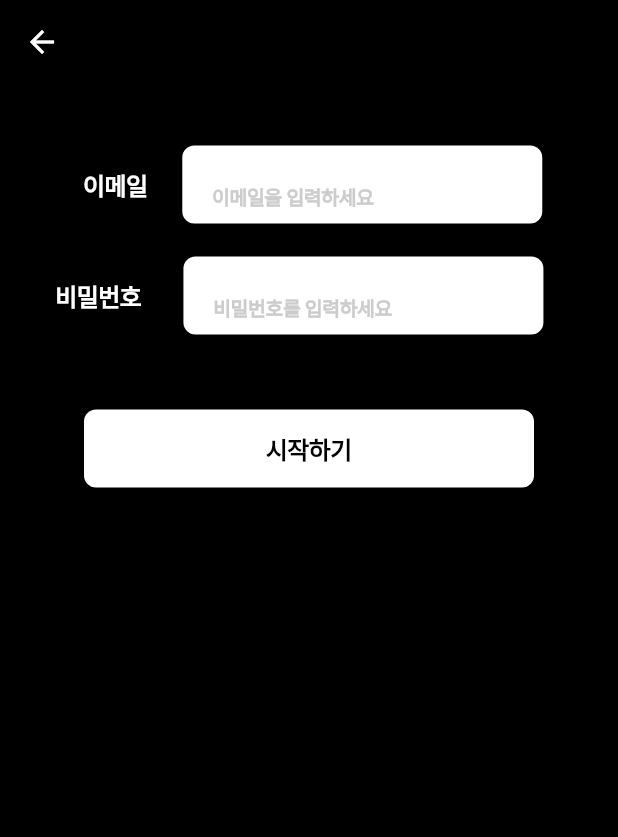
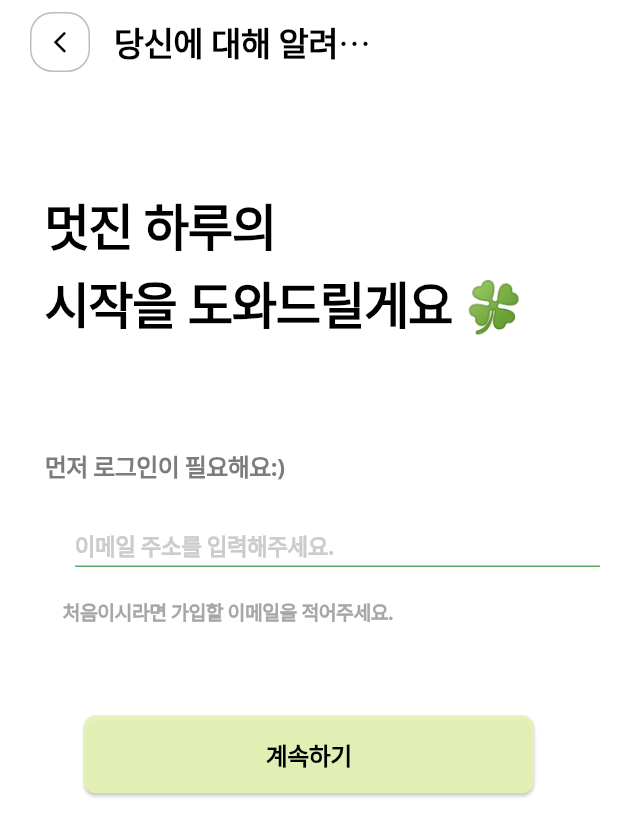
Before and after one commit to NoMyeongEun/cron_client, a Flutter app: the SignupView screen opened by its route, on a phone screen of 412 x 824 dp. Shown: the top 837 px of the screen. Run offline on Flutter 3.47's test engine with Material 3 defaults, Android fonts, the phone set to English and light mode, and no system bars; our stand-ins replace animate_do, animated_text_kit, get, hive, hive_flutter; missing offline and left inert: flutter_web_auth; accounts and stored records are empty; Roboto replaces fonts that are missing (GowunBatang, Noto Sans).

Commit message:
feat : modify some files

```diff
--- a/lib/app/modules/main/controllers/main_controller.dart
+++ b/lib/app/modules/main/controllers/main_controller.dart
@@ -1,10 +1,19 @@
 import 'package:get/get.dart';
 
 class MainController extends GetxController {
-  //TODO: Implement MainController
 
   int length = 1;
-  RxList<dynamic> todos = ["☀️ 하루의 시작","🌙 하루의 마무리"].obs;
+  var todos = <String>[].obs;
+
+  // 아이템 추가 함수
+  void addItem(String item) {
+    todos.add(item);
+  }
+
+  // 아이템 제거 함수
+  void removeItem(String item) {
+    todos.remove(item);
+  }
 
   @override
   void onInit() {
--- a/lib/app/modules/signup/controllers/signup_controller.dart
+++ b/lib/app/modules/signup/controllers/signup_controller.dart
@@ -23,8 +23,15 @@ class SignupController extends GetxController {
     super.onClose();
   }
 
-  Future<void> signIn(String email, String pwd) async {
+  Future<void> checkIfRegistered(String email) async {
+    // 서버에 연결해서 해당 이메일이 등록되어있는지 확인하는 로직
+    // 만약 등록되어있다면 비밀번호 입력하는 페이지로 이동
+    Get.toNamed(Routes.LOGIN);
+    // 만약 등록되어이있지 않다면 새로 가입하는 페이지로 이동
+  }
 
+
+  Future<void> signIn(String email) async {
     // 고유한 redirect uri
     const APP_REDIRECT_URI = "com.myeongeun.cron";
 
@@ -38,10 +45,13 @@ class SignupController extends GetxController {
         "email": email,
         "first_name": " ",
         "last_name": " ",
-        "password": pwd,
+        "password": "pwd",
         'redirect_uri': '$APP_REDIRECT_URI:/'
       })
       ).toString();
+  }
+}
+
     /*
     final login = await http.post(Uri.parse("http://localhost:8000/auth/token"),
       headers: {
@@ -59,5 +69,3 @@ class SignupController extends GetxController {
       );
     print(login.body);
     */
-  }
-}
--- a/lib/app/modules/signup/views/signup_view.dart
+++ b/lib/app/modules/signup/views/signup_view.dart
@@ -2,40 +2,61 @@ import 'package:flutter/material.dart';
 import 'package:get/get.dart';
 import '../controllers/signup_controller.dart';
 import 'package:cron_client/app/routes/app_pages.dart';
+import 'package:animate_do/animate_do.dart';
 
 class SignupView extends GetView<SignupController> {
   SignupView({Key? key}) : super(key: key);
 
   TextEditingController email_controller = TextEditingController();
-  TextEditingController pwd_controller = TextEditingController();
   final controller = Get.put(SignupController());
 
   @override
   Widget build(BuildContext context) {
     return Scaffold(
-      backgroundColor: Colors.black,
+      backgroundColor: Color.fromARGB(244, 255, 255, 255),
       appBar: AppBar(
-        backgroundColor: Colors.black,
-        leading: IconButton(
+        backgroundColor: Color.fromARGB(223, 255, 255, 255),
+        leadingWidth: 60,
+        leading: Padding(
+          padding: const EdgeInsets.only(left: 20.0, top : 5.0, bottom : 5.0),
+          child: Align(
+            alignment: Alignment.centerLeft,
+              child : Container(
+              width: 40.0, // Container의 너비
+              height: 40.0, // Container의 높이
+              decoration: BoxDecoration(
+                color:  Color.fromARGB(204, 255, 255, 255), // 배경 색상
+                shape: BoxShape.rectangle, // 모양을 사각형으로 설정
+                borderRadius: BorderRadius.circular(15.0),// 모양을 원으로 설정 (사각형으로 설정하려면 BoxShape.rectangle)
+                border: Border.all(
+                  color: Color.fromARGB(255, 189, 189, 189), // 테두리 색상
+                  width: 1.0, // 테두리 두께
+                ),
+              ),
+              child: IconButton(
                   icon: const Icon(
-            Icons.arrow_back,
-            color: Colors.white,
+                    Icons.arrow_back_ios_new,
+                    color: Colors.black,
+                    size : 17
                     ),
                   onPressed: () {
                     Navigator.pop(context); // 뒤로가기 버튼 클릭 시 이전 화면으로 이동
                   },
                 ),
+            )
+          )
+        ),
         title: Container(
           margin: const EdgeInsets.only(
-            left: 104,
+            right: 130,
           ),
           child: const Text(
-            "로그인",
+            "당신에 대해 알려주세요!",
             style: TextStyle(
               color: Colors.black,
-              fontSize: 16,
+              fontSize: 22,
               fontFamily: 'Noto Sans',
-              fontWeight: FontWeight.w400,
+              fontWeight: FontWeight.w800,
               height: 0,
               letterSpacing: -0.40,
             ),
@@ -47,17 +68,63 @@ class SignupView extends GetView<SignupController> {
           Center(
             child: 	Container(
               margin: const EdgeInsets.only(
-              top: 41, left:33),
-              child: Row(
+              top: 70,
+              left: 30
+              ),
+              child: Column(
+                mainAxisSize: MainAxisSize.min,
+                mainAxisAlignment: MainAxisAlignment.start,
+                crossAxisAlignment: CrossAxisAlignment.start,
                 children: [
+                  FadeInDown(
+                    from: 10,
+                    duration: Duration(milliseconds: 800),
+                    child:
+                      const SizedBox(
+                      width: 500,
+                      height: 60,
+                      child: Text(
+                        '멋진 하루의',
+                        style: TextStyle(
+                          color: Colors.black,
+                          fontSize: 33,
+                          fontFamily: 'Noto Sans',
+                          fontWeight: FontWeight.w700,
+                          height: 0,
+                          letterSpacing: -1,
+                          ),
+                        ),
+                      )
+                  ),
+                  FadeInDown(
+                    from : 10,
+                    duration: Duration(milliseconds: 800),
+                    delay: Duration(milliseconds: 400),
+                    child:
+                      const SizedBox(
+                      width: 500,
+                      height: 100,
+                      child: Text(
+                        '시작을 도와드릴게요 🍀',
+                        style: TextStyle(
+                          color: Colors.black,
+                          fontSize: 33,
+                          fontFamily: 'Noto Sans',
+                          fontWeight: FontWeight.w700,
+                          height: 1,
+                          letterSpacing: -1,
+                          ),
+                        ),
+                      )
+                  ),
                   const Text(
-                    '      이메일',
+                    '먼저 로그인이 필요해요:)',
                     style: TextStyle(
-                      color: Colors.white,
+                      color: Color.fromARGB(255, 124, 124, 124),
                       fontSize: 16,
                       fontFamily: 'Noto Sans',
                       fontWeight: FontWeight.w700,
-                      height: 0,
+                      height: 3,
                       letterSpacing: -0.40,
                     ),
                   ),
@@ -71,18 +138,20 @@ class SignupView extends GetView<SignupController> {
                       shape: RoundedRectangleBorder(
                         borderRadius: BorderRadius.circular(8)),
                       ),
-                    margin: const EdgeInsets.only(left: 23),
-                    width:  240,
+                    //margin: const EdgeInsets.only(left: 23),
+                    width:  370,
                     height: 52,
                     child: TextFormField(
                         keyboardType: TextInputType.emailAddress,
                         textInputAction: TextInputAction.next,
                         decoration: const InputDecoration(
-                            border: InputBorder.none,
-                            hintText: '이메일을 입력하세요',
+                            enabledBorder: UnderlineInputBorder(
+                                borderSide: BorderSide(width: 1, color: Color.fromARGB(255, 94, 169, 97)),
+                            ),
+                            hintText: '이메일 주소를 입력해주세요.',
                             hintStyle: TextStyle(
                               color: Color(0xFFCCCCCC),
-                              fontSize: 13,
+                              fontSize: 15,
                               fontFamily: 'Noto Sans',
                               fontWeight: FontWeight.w700,
                               height: 0,
@@ -92,58 +161,21 @@ class SignupView extends GetView<SignupController> {
                           controller: email_controller,
                         ),
                       ),
+                  const SizedBox(height: 1),
+                  const Text(
+                            '    처음이시라면 가입할 이메일을 적어주세요.',
+                            style: TextStyle(
+                              color: Color.fromARGB(255, 167, 167, 167),
+                              fontSize: 13,
+                              fontFamily: 'Noto Sans',
+                              fontWeight: FontWeight.w700,
+                              height: 3,
+                              letterSpacing: -0.40,
+                            ),
+                  ),
                 ],
               ),
             ),
-            ),
-          const SizedBox(height: 22),
-          Container(
-              margin: const EdgeInsets.only(left:37),
-              child: Row(children: [
-                const Text(
-                  '비밀번호',
-                  style: TextStyle(
-                    color: Colors.white,
-                    fontSize: 16,
-                    fontFamily: 'Noto Sans',
-                    fontWeight: FontWeight.w700,
-                    height: 0,
-                    letterSpacing: -0.40,
-                  ),
-                ),
-                Container(
-                  padding: const EdgeInsets.only(
-                      left:  20,
-                      top:  12,
-                      bottom:  9),
-                  decoration: ShapeDecoration(
-                    color: Colors.white,
-                    shape: RoundedRectangleBorder(
-                        borderRadius: BorderRadius.circular(8)),
-                  ),
-                  margin: const EdgeInsets.only(left: 28),
-                  width:  240,
-                  height:  52,
-                  child: TextFormField(
-                  obscureText: true,
-                  // TextFormField의 속성들 설정
-                  decoration: const InputDecoration(
-                      border: InputBorder.none,
-                      hintText: '비밀번호를 입력하세요',
-                      hintStyle: TextStyle(
-                      color: Color(0xFFCCCCCC),
-                      fontSize: 13,
-                      fontFamily: 'GowunBatang',
-                      fontWeight: FontWeight.w700,
-                      height: 0,
-                      letterSpacing: -0.33,
-                    ),
-                     // 다른 속성들 설정
-                  ),
-                   controller: pwd_controller,
-                 ),
-               ),
-             ]),
           ),
           Container(
             width: 300,
@@ -153,19 +185,18 @@ class SignupView extends GetView<SignupController> {
               ),
             child: ElevatedButton(
               style: ElevatedButton.styleFrom(
-                backgroundColor: Color.fromARGB(255, 255, 255, 255), // 배경색 설정
+                backgroundColor: Color.fromARGB(237, 228, 243, 179), // 배경색 설정
                 shape: RoundedRectangleBorder(
                 borderRadius: BorderRadius.circular(8.0), // 원하는 값으로 조절
                 ),
               ),
               onPressed: () {
-                controller.signIn(email_controller.text, pwd_controller.text);
-                Get.toNamed(Routes.MAIN);
+                controller.checkIfRegistered(email_controller.text);
               },
               child: Container(
               alignment: Alignment.center,
               child: const Text(
-                '시작하기',
+                '계속하기',
                 style: TextStyle(
                   color: Colors.black,
                   fontSize: 16,
```
Lines whose indentation alone changed are shown as unchanged.
